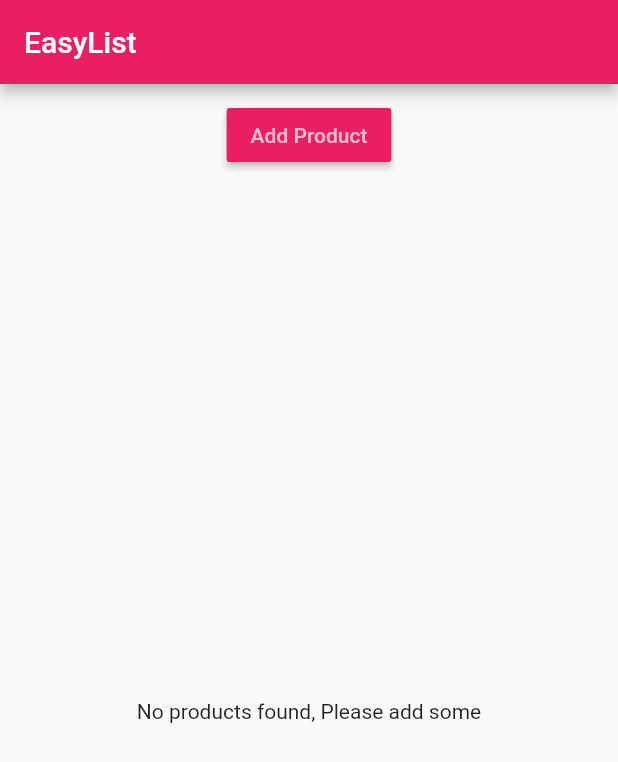
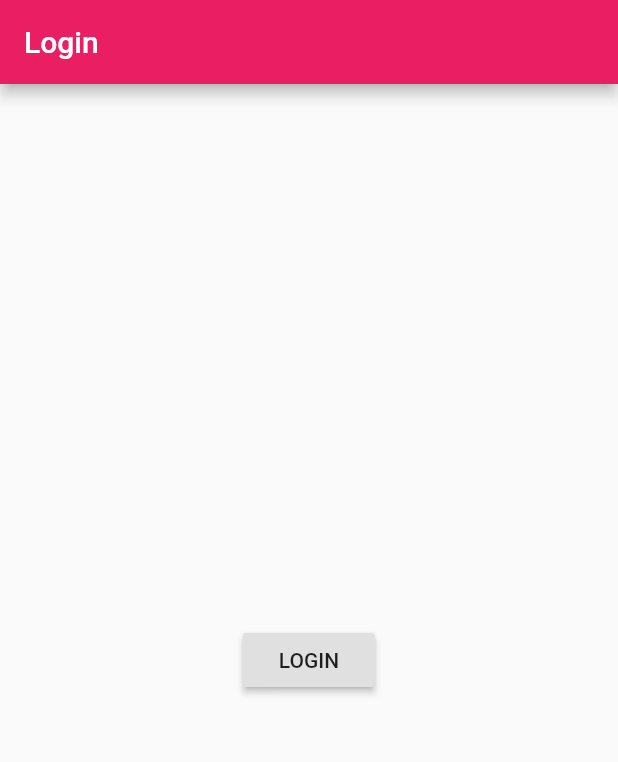
Before and after one commit to zzpmaster/Flutter, a Flutter app: the screen it shows after launch, on a phone screen of 412 x 824 dp. Shown: the top 762 px of the screen. Run offline on Flutter 3.47's test engine with Material 2 defaults, Android fonts, the phone set to English and light mode, and no system bars.

```diff
--- a/lib/main.dart
+++ b/lib/main.dart
@@ -1,7 +1,7 @@
 import 'package:flutter/material.dart';
 // import 'package:flutter/rendering.dart';
 
-import './product_manager.dart';
+import './pages/auth.dart';
 
 void main() {
   // 可以debug查看UI控件的大小
@@ -14,14 +14,10 @@ class MyApp extends StatelessWidget {
   Widget build(BuildContext context) {
     // this is core root widget.
     return MaterialApp(
-      // debugShowMaterialGrid: true, 可以看到像素点
-      theme: ThemeData(primarySwatch: Colors.pink),
-      home: Scaffold(
-        appBar: AppBar(
-          title: Text('EasyList'),
+        // debugShowMaterialGrid: true, 可以看到像素点
+        theme: ThemeData(
+          primarySwatch: Colors.pink,
         ),
-        body: ProductManager(),
-      ),
-    );
+        home: AuthPage());
   }
 }
--- /dev/null
+++ b/lib/pages/auth.dart
@@ -0,0 +1,21 @@
+import 'package:flutter/material.dart';
+
+import './home.dart';
+
+class AuthPage extends StatelessWidget {
+  @override
+  Widget build(BuildContext context) {
+    return Scaffold(
+      appBar: AppBar(title: Text('Login')),
+      body: Center(
+          child: RaisedButton(
+        child: Text('LOGIN'),
+        onPressed: () {
+          // 替换当前的路由
+          Navigator.pushReplacement(context,
+              MaterialPageRoute(builder: (BuildContext context) => HomePage()));
+        },
+      )),
+    );
+  }
+}
--- a/lib/product_manager.dart
+++ b/lib/product_manager.dart
@@ -4,7 +4,7 @@ import './products.dart';
 import './product_control.dart';
 
 class ProductManager extends StatefulWidget {
-  final String startingProduct;
+  final Map<String, String> startingProduct;
 
   // named 参数。在调用时，需要指定名字
   ProductManager({this.startingProduct});
@@ -16,7 +16,7 @@ class ProductManager extends StatefulWidget {
 }
 
 class _ProductManagerState extends State<ProductManager> {
-  List<String> _products = [];
+  List<Map<String, String>> _products = [];
 
   @override
   void initState() {
@@ -28,9 +28,15 @@ class _ProductManagerState extends State<ProductManager> {
     }
   }
 
-  void _addProduct(String product) {
+  void _addProduct(Map<String, String> product) {
     setState(() {
       _products.add(product);
+    });
+  }
+
+  void _deleteProduct(int index) {
+    setState(() {
+      _products.removeAt(index);
     });
   }
 
@@ -44,7 +50,7 @@ class _ProductManagerState extends State<ProductManager> {
         ),
         // expanded 会将包含的UI扩展到屏幕的剩余空间
         Expanded(
-          child: Products(_products),
+          child: Products(_products, deleteProduct: _deleteProduct),
         )
       ],
     );
```
Also changed, not shown: lib/pages/home.dart (added, +36 -0 lines), lib/pages/product.dart (added, +46 -0 lines), lib/pages/products_admin.dart (added, +13 -0 lines), lib/product_control.dart (+6 -8 lines), lib/products.dart (+32 -3 lines).
